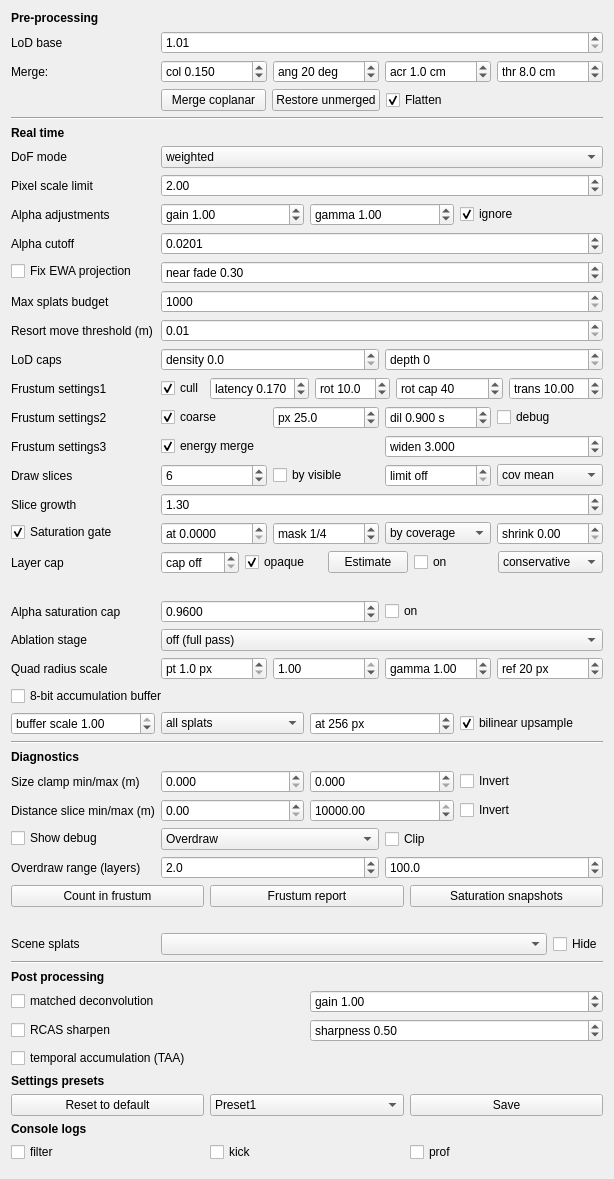
Qt form gui_client/GaussianSplatSettingsWidget.ui (russiaman/substrata_robo) before a commit.
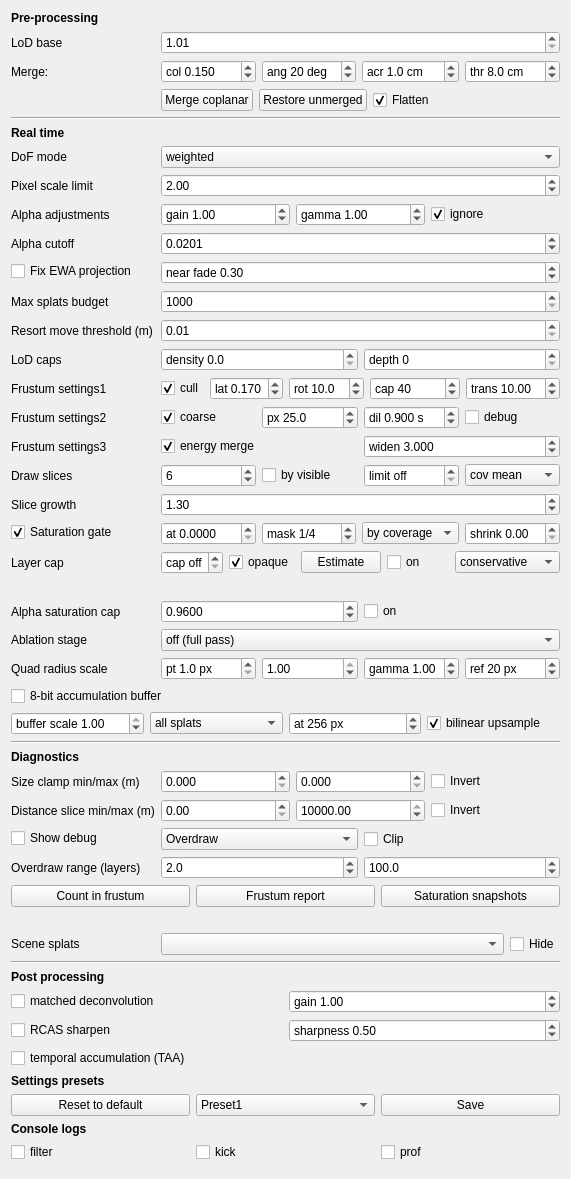
The same form after that commit.

Commit message:
Rework Count in frustum output and shorten two Frustum settings1 labels
Reorder/relabel the button's readout as the real pipeline flow (total ->
frontier -> in frustum (drawn) -> visible), dropping the misleading
implication that the old in_frustum figure fed into frontier. Manual
line break avoids QLabel word-wrap unpredictably resizing the panel.

Shorten "latency"/"rot cap" spinbox prefixes to "lat"/"cap" to save row
width, moving the full word to the front of each tooltip instead.

```diff
--- a/gui_client/GaussianSplatSettingsWidget.ui
+++ b/gui_client/GaussianSplatSettingsWidget.ui
@@ -683,7 +683,7 @@
       <item>
        <widget class="QDoubleSpinBox" name="filterDilationLatencyDoubleSpinBox">
         <property name="prefix">
-         <string>latency </string>
+         <string>lat </string>
         </property>
         <property name="toolTip">
          <string>SESSION063 K3: split-filter dilation window (seconds). The filter keeps nodes this much "ahead" of the camera's motion so the frustum edge doesn't trail during the filter's latency. Bigger = the edge holds under fast rotation/translation but more off-screen nodes are kept. The old cull path used 0.3. SESSION072: default raised 0.06->0.17 - the ~13ms figure elsewhere is just the filter task's own compute; the actual kick-to-drain round trip measured during a fast flick (millions of survivors to issue/draw) was 136-166ms. Applies live.</string>
@@ -733,7 +733,7 @@
       <item>
        <widget class="QDoubleSpinBox" name="filterMaxRotRateDoubleSpinBox">
         <property name="prefix">
-         <string>rot cap </string>
+         <string>cap </string>
         </property>
         <property name="toolTip">
          <string>Units: deg/s. REQUIRED: must be greater than "rot" (the min rate floor) - if not, the directional (anisotropic) padding can never exceed the floor's own isotropic padding, so max(floor, directional) always picks the floor and the directional term becomes dead weight - no crash, just quietly back to old-style uniform padding on every plane.
```
Left out of the diff: 4 changed lines with no effect on the pictures. The commit also changes 1 other file.
